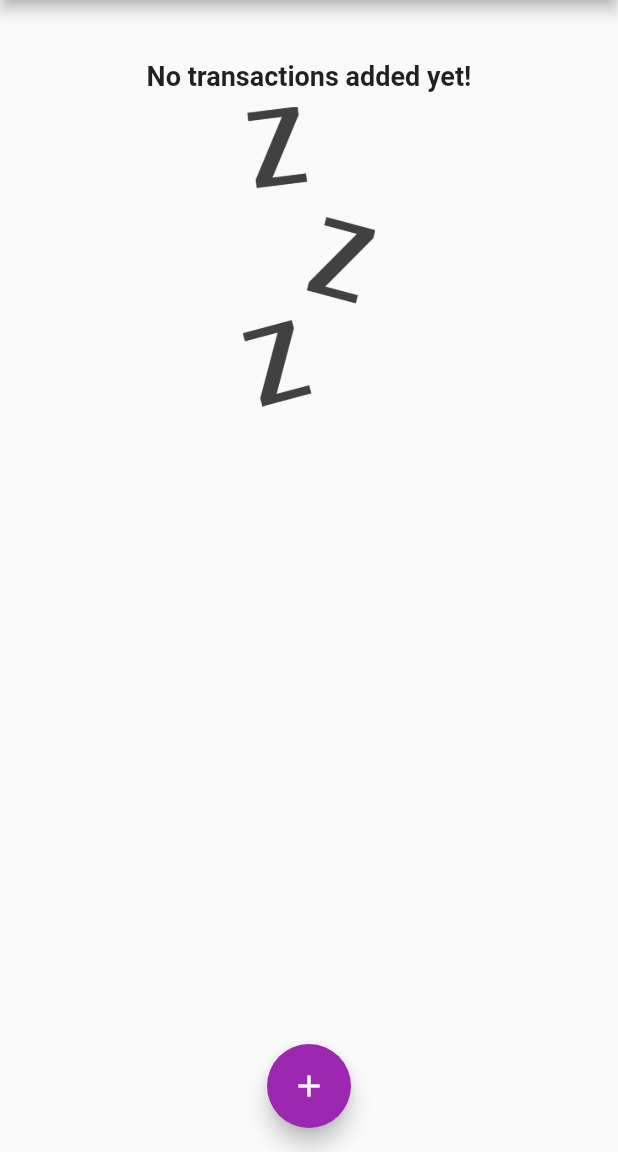
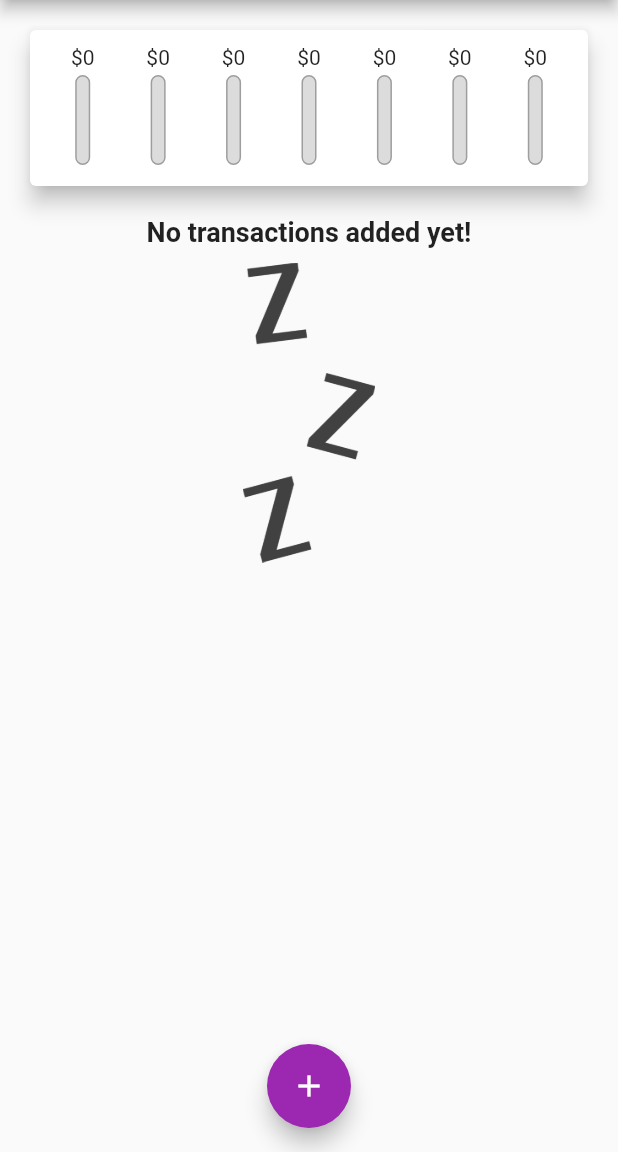
Before and after one commit to qzhao1992/personal_expense, a Flutter app: the screen it shows after launch, on a phone screen of 412 x 824 dp, the part 84-1236 px from its top. Run offline on Flutter 3.47's test engine with Material 2 defaults, Android fonts, the phone set to English and light mode, and no system bars; Roboto replaces fonts that are missing (OpenSans).

```diff
--- a/lib/widgets/chart.dart
+++ b/lib/widgets/chart.dart
@@ -1,5 +1,6 @@
 import 'package:flutter/material.dart';
 import "package:intl/intl.dart";
+import 'package:personal_expenses/widgets/chart_bar.dart';
 import '../models/transaction.dart';
 
 class Chart extends StatelessWidget {
@@ -19,15 +20,28 @@ class Chart extends StatelessWidget {
       return {'day': DateFormat.E().format(weekDay).substring(0,1), 'amount': totalSum};
     });
   }
+
+  double get totalSpending {
+    return groupedTransactionValues.fold(0.0, (sum, item){
+      return sum + (item['amount'] as double);
+    });
+  }
+
   @override
   Widget build(BuildContext context) {
     return Card(
       elevation: 6,
       margin: EdgeInsets.all(20),
-      child: Row(
-        children: [
-
-        ],
+      child: Padding(
+        padding: const EdgeInsets.all(10.0),
+        child: Row(
+          mainAxisAlignment: MainAxisAlignment.spaceAround,
+          children: groupedTransactionValues.map((data) {
+            return Flexible(
+              fit: FlexFit.tight,
+              child: ChartBar(data['day'] as String, data['amount'] as double, totalSpending == 0.0 ? 0.0 : (data['amount'] as double) / totalSpending));
+          }).toList(),
+        ),
       ),
     );
   }
--- a/lib/widgets/chart_bar.dart
+++ b/lib/widgets/chart_bar.dart
@@ -11,7 +11,8 @@ class ChartBar extends StatelessWidget {
   @override
   Widget build(BuildContext context) {
     return Column(children: [
-      Text('\$${spendingAmount.toStringAsFixed(0)}'),
+      FittedBox(
+        child: Text('\$${spendingAmount.toStringAsFixed(0)}')),
       SizedBox(height: 4,),
       Container(
         height: 60,
```
